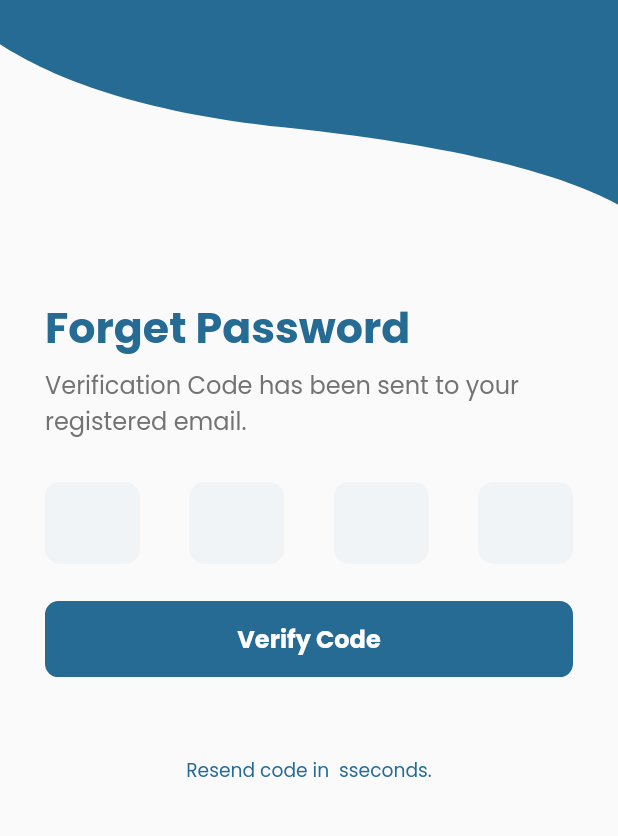
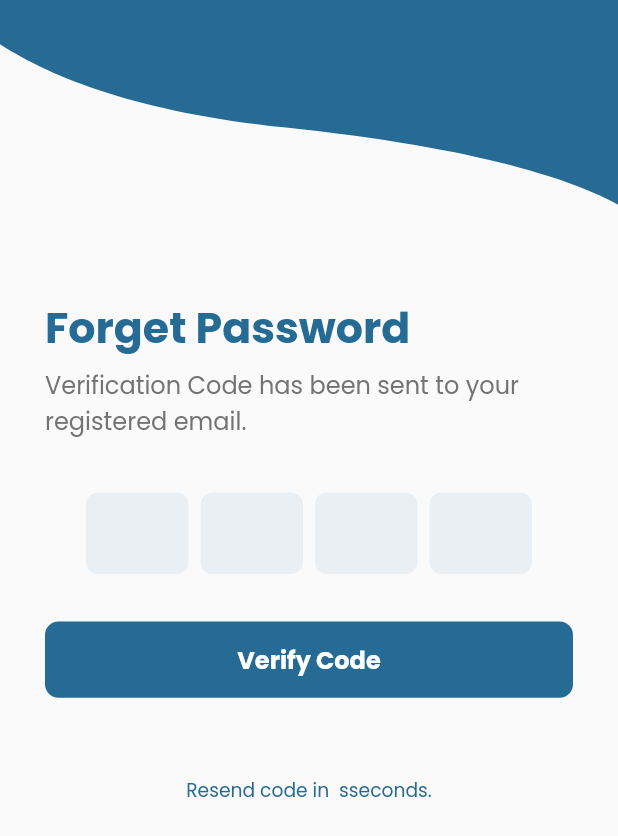
Before and after one commit to Hurair17/zia, a Flutter app: the OtpScreen screen opened directly, on a phone screen of 412 x 824 dp. Shown: the top 836 px of the screen. Run offline on Flutter 3.47's test engine with Material 2 defaults, Android fonts, the light colour scheme and no system bars; drawn by our look-alikes of pinput; our stand-ins replace flutter_countdown_timer, flutter_screenutil, flutter_svg, get, get_it, google_fonts and 2 more; accounts and stored records are empty.

Commit message:
Forget Password Process All UI done

```diff
--- a/lib/main.dart
+++ b/lib/main.dart
@@ -1,7 +1,6 @@
 import 'package:flutter/material.dart';
 import 'package:flutter_screenutil/flutter_screenutil.dart';
 import 'package:get/get_navigation/src/root/get_material_app.dart';
-import 'package:recrutment_help_app/ui/screens/login_screen/login.dart';
 import 'package:recrutment_help_app/ui/screens/splash_screen/splash_screen.dart';
 
 void main() {
--- /dev/null
+++ b/lib/ui/custom_widget/otp.dart
@@ -0,0 +1,77 @@
+import 'package:flutter/material.dart';
+import 'package:flutter_screenutil/flutter_screenutil.dart';
+import 'package:google_fonts/google_fonts.dart';
+import 'package:pinput/pinput.dart';
+import 'package:recrutment_help_app/core/constant/color.dart';
+
+class FilledRoundedPinPut extends StatefulWidget {
+  const FilledRoundedPinPut({Key? key}) : super(key: key);
+
+  @override
+  _FilledRoundedPinPutState createState() => _FilledRoundedPinPutState();
+
+  @override
+  String toStringShort() => 'Rounded Filled';
+}
+
+class _FilledRoundedPinPutState extends State<FilledRoundedPinPut> {
+  final controller = TextEditingController();
+  final focusNode = FocusNode();
+
+  @override
+  void dispose() {
+    controller.dispose();
+    focusNode.dispose();
+    super.dispose();
+  }
+
+  bool showError = false;
+
+  @override
+  Widget build(BuildContext context) {
+    int length = 4;
+    const borderColor = Color.fromRGBO(114, 178, 238, 1);
+    const errorColor = Color.fromRGBO(255, 234, 238, 1);
+    const fillColor = Color.fromRGBO(222, 231, 240, .57);
+    final defaultPinTheme = PinTheme(
+      width: 71.w,
+      height: 61.h,
+      textStyle: GoogleFonts.poppins(
+        fontSize: 29.sp,
+        color: kprimaryColor,
+        fontWeight: FontWeight.w500,
+      ),
+      decoration: BoxDecoration(
+        color: fillColor,
+        borderRadius: BorderRadius.circular(8),
+        border: Border.all(color: Colors.transparent),
+      ),
+    );
+
+    return SizedBox(
+      height: 68,
+      child: Pinput(
+        length: length,
+        controller: controller,
+        focusNode: focusNode,
+        defaultPinTheme: defaultPinTheme,
+        onCompleted: (pin) {
+          setState(() => showError = pin != '5555');
+        },
+        focusedPinTheme: defaultPinTheme.copyWith(
+          height: 68,
+          width: 64,
+          decoration: defaultPinTheme.decoration!.copyWith(
+            border: Border.all(color: borderColor),
+          ),
+        ),
+        errorPinTheme: defaultPinTheme.copyWith(
+          decoration: BoxDecoration(
+            color: errorColor,
+            borderRadius: BorderRadius.circular(8),
+          ),
+        ),
+      ),
+    );
+  }
+}
--- a/lib/ui/screens/forget_password/otp_screen.dart
+++ b/lib/ui/screens/forget_password/otp_screen.dart
@@ -3,17 +3,26 @@ import 'package:flutter/services.dart';
 import 'package:flutter_screenutil/flutter_screenutil.dart';
 import 'package:flutter_svg/flutter_svg.dart';
 import 'package:get/get.dart';
+import 'package:pin_code_fields/pin_code_fields.dart';
 import 'package:provider/provider.dart';
+import 'package:recrutment_help_app/ui/custom_widget/otp.dart';
 import 'package:recrutment_help_app/ui/screens/forget_password/forget_pass_view_model.dart';
 import 'package:recrutment_help_app/ui/screens/forget_password/otp_verify_screen.dart';
 
 import '../../../core/constant/color.dart';
 import '../../custom_widget/down_elevated_btn.dart';
 
-class OtpScreen extends StatelessWidget {
+class OtpScreen extends StatefulWidget {
   OtpScreen({Key? key}) : super(key: key);
+
+  @override
+  State<OtpScreen> createState() => _OtpScreenState();
+}
+
+class _OtpScreenState extends State<OtpScreen> {
   final GlobalKey<FormState> formKey = GlobalKey<FormState>();
-
+  TextEditingController textEditingController = TextEditingController();
+  String currentText = "";
   @override
   Widget build(BuildContext context) {
     return ChangeNotifierProvider<ForgetPassViewModel>(
@@ -68,33 +77,34 @@ class OtpScreen extends StatelessWidget {
                           key: formKey,
                           child: Column(
                             children: [
-                              Row(
-                                mainAxisAlignment:
-                                    MainAxisAlignment.spaceBetween,
-                                children: [
-                                  OtpTextField(
-                                    validation: value.oTPValidation,
-                                  ),
-                                  OtpTextField(
-                                    validation: value.oTPValidation,
-                                    // control: TextEditingController(
-                                    //   text: value.logInModel.password),
-                                  ),
-                                  OtpTextField(
-                                    validation: value.oTPValidation,
-                                  ),
-                                  OtpTextField(
-                                    validation: value.oTPValidation,
-                                  ),
-                                ],
-                              ),
+                              //   Row(
+                              //     mainAxisAlignment:
+                              //         MainAxisAlignment.spaceBetween,
+                              //     children: [
+                              //       OtpTextField(
+                              //         validation: value.oTPValidation,
+                              //       ),
+                              //       OtpTextField(
+                              //         validation: value.oTPValidation,
+                              //         // control: TextEditingController(
+                              //         //   text: value.logInModel.password),
+                              //       ),
+                              //       OtpTextField(
+                              //         validation: value.oTPValidation,
+                              //       ),
+                              //       OtpTextField(
+                              //         validation: value.oTPValidation,
+                              //       ),
+                              //     ],
+                              //   ),
+                              FilledRoundedPinPut(),
                               SizedBox(
                                 height: 28.h,
                               ),
 
                               //Button to verify otp
                               DownElevetedButton(
-                                formKey: formKey,
+                                // formKey: formKey,
                                 link: VerifyScreen(),
                                 buttonText: 'Verify Code',
                               ),
--- a/lib/ui/screens/forget_password/otp_verify_screen.dart
+++ b/lib/ui/screens/forget_password/otp_verify_screen.dart
@@ -18,6 +18,7 @@ class VerifyScreen extends StatelessWidget {
             children: [
               SizedBox(
                 height: 176.h,
+                width: double.infinity,
                 child: SvgPicture.asset('assets/icons/auth_screen_design.svg',
                     fit: BoxFit.cover),
               ),
--- a/lib/ui/screens/forget_password/password_success_change_screen.dart
+++ b/lib/ui/screens/forget_password/password_success_change_screen.dart
@@ -18,6 +18,7 @@ class PasswordChangeSuccessfully extends StatelessWidget {
             children: [
               SizedBox(
                 height: 176.h,
+                width: double.infinity,
                 child: SvgPicture.asset('assets/icons/auth_screen_design.svg',
                     fit: BoxFit.cover),
               ),
@@ -65,7 +66,6 @@ class PasswordChangeSuccessfully extends StatelessWidget {
                 height: 130.h,
               ),
               DownElevetedButton(
-                // formKey: formKey,
                 link: LoginScreen(),
                 buttonText: 'Log In',
               ),
--- a/pubspec.yaml
+++ b/pubspec.yaml
@@ -39,11 +39,13 @@ dependencies:
   flutter_svg: ^1.0.3
   get: ^4.6.5
   get_it: ^7.2.0
-  google_fonts: ^1.1.1
   provider: ^6.0.3
   shared_preferences: ^2.0.15
   flutter_countdown_timer: ^4.1.0
   countdown: ^0.1.0
+  pin_code_fields: ^7.4.0
+  pinput: ^2.2.11
+  google_fonts: ^3.0.1
 
 dev_dependencies:
   flutter_test:
```
Also changed, not shown: lib/ui/screens/forget_password/reset_password_screen.dart (+7 -2 lines), lib/ui/screens/try.dart (added, +73 -0 lines), pubspec.lock, 5 other files.
